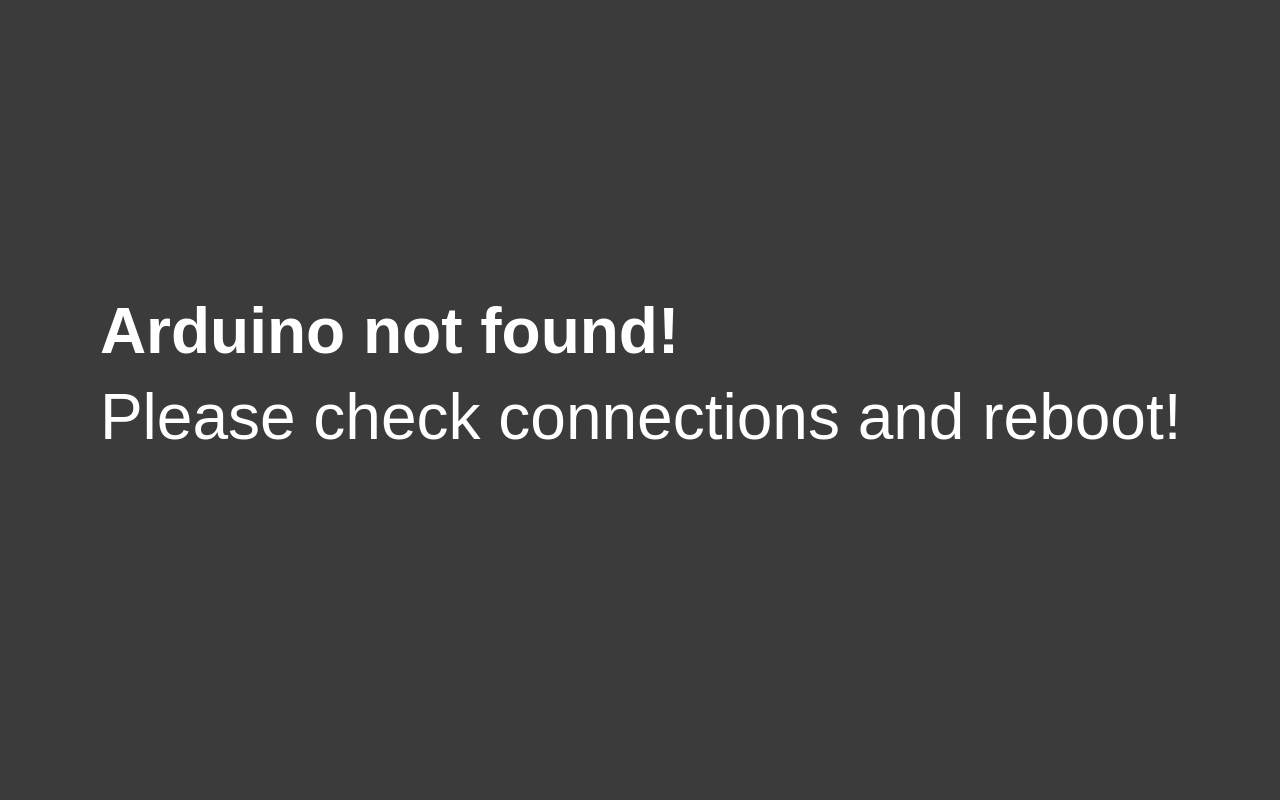
The window that climbdoc/ardnotfound.ui (Jonasstre/Climbdoc) describes before a commit, drawn with Qt 5.
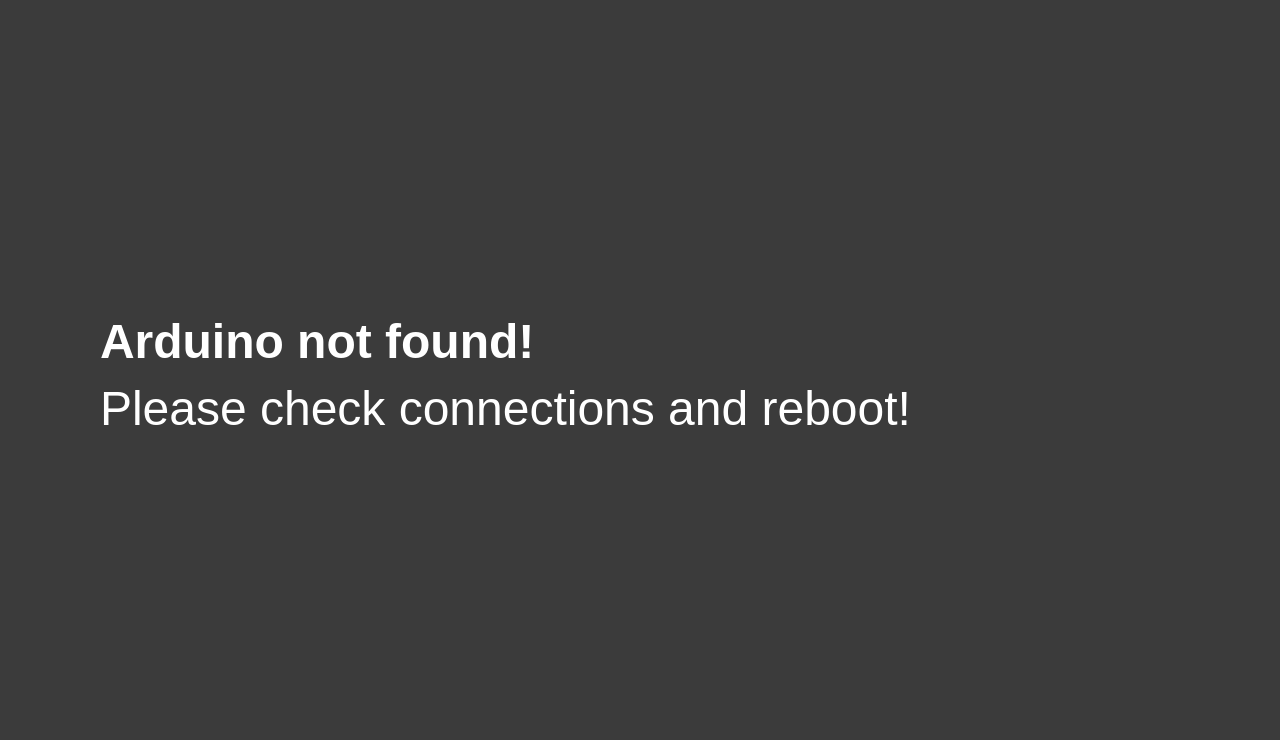
The same window after the commit.

What changed in the file:
```diff
--- a/climbdoc/ardnotfound.ui
+++ b/climbdoc/ardnotfound.ui
@@ -7,7 +7,7 @@
     <x>0</x>
     <y>0</y>
     <width>1280</width>
-    <height>800</height>
+    <height>740</height>
    </rect>
   </property>
   <property name="windowTitle">
@@ -21,7 +21,7 @@
     <rect>
      <x>100</x>
      <y>150</y>
-     <width>1100</width>
+     <width>821</width>
      <height>450</height>
     </rect>
    </property>
@@ -29,7 +29,7 @@
     <string notr="true">color: rgb(255,255,255)</string>
    </property>
    <property name="text">
-    <string>&lt;html&gt;&lt;head/&gt;&lt;body&gt;&lt;p&gt;&lt;span style=&quot; font-size:48pt; font-weight:700;&quot;&gt;Arduino not found! &lt;/span&gt;&lt;/p&gt;&lt;p&gt;&lt;span style=&quot; font-size:48pt;&quot;&gt;Please check connections and reboot!&lt;/span&gt;&lt;/p&gt;&lt;/body&gt;&lt;/html&gt;</string>
+    <string>&lt;html&gt;&lt;head/&gt;&lt;body&gt;&lt;p&gt;&lt;span style=&quot; font-size:36pt; font-weight:700;&quot;&gt;Arduino not found! &lt;/span&gt;&lt;/p&gt;&lt;p&gt;&lt;span style=&quot; font-size:36pt;&quot;&gt;Please check connections and reboot!&lt;/span&gt;&lt;/p&gt;&lt;/body&gt;&lt;/html&gt;</string>
    </property>
   </widget>
  </widget>
```
